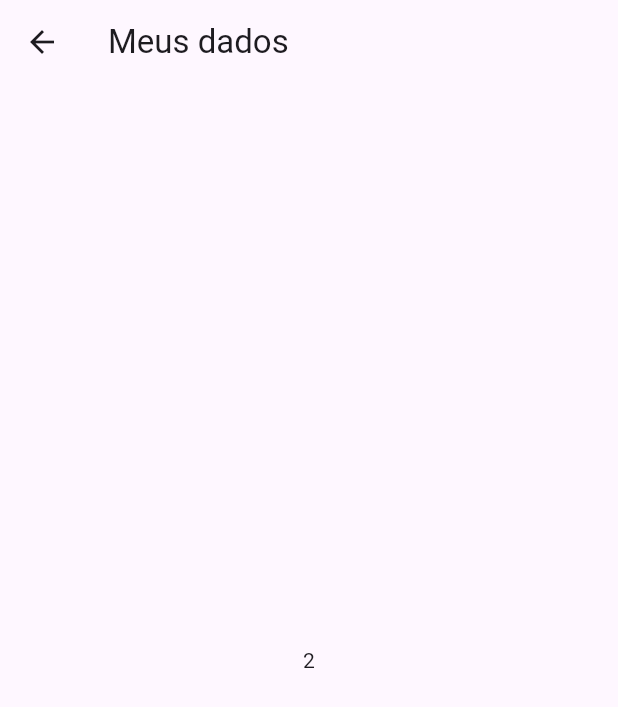
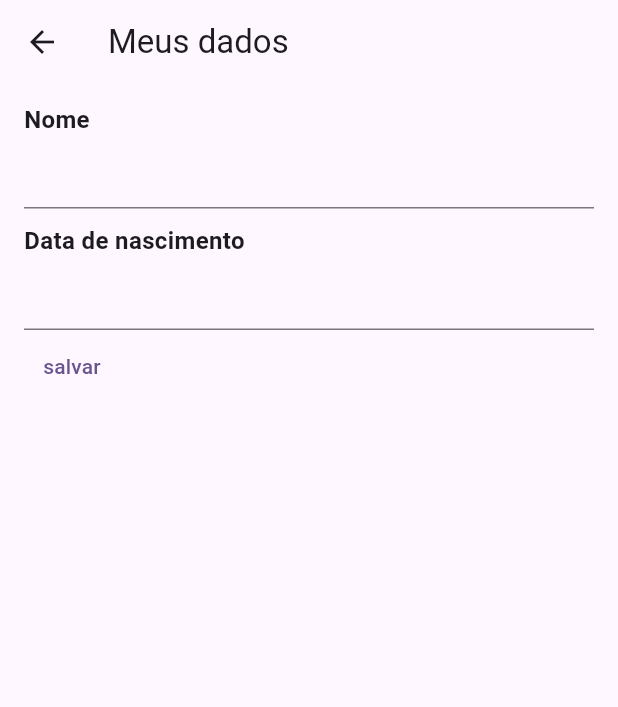
Before and after one commit to LuaDlc/login_app, a Flutter app: the HomePage screen opened directly, in the side drawer, after a tap on "Dados", on a phone screen of 412 x 824 dp. Shown: the top 707 px of the screen. Run offline on Flutter 3.47's test engine with Material 2 defaults, Android fonts, the phone set to English and light mode, and no system bars; network calls fail.

Commit message:
conhecendo datePicker

```diff
--- a/lib/pages/dados_cadastrais.dart
+++ b/lib/pages/dados_cadastrais.dart
@@ -1,23 +1,68 @@
 // ignore_for_file: public_member_api_docs, sort_constructors_first
 import 'package:flutter/material.dart';
+import 'package:login_app/shared/widgets/text_label.dart';
 
-class DadosCadastrais extends StatelessWidget {
+class DadosCadastrais extends StatefulWidget {
   const DadosCadastrais({
     Key? key,
-    required this.texto,
-    required this.dados,
   }) : super(key: key);
-  final String texto;
-  final List<String>? dados;
+
+  @override
+  State<DadosCadastrais> createState() => _DadosCadastraisState();
+}
+
+class _DadosCadastraisState extends State<DadosCadastrais> {
+  var nomeController = TextEditingController(text: "");
+  var dataNascimentoController = TextEditingController(text: "");
+
+  DateTime? dataNascimento;
 
   @override
   Widget build(BuildContext context) {
     return Scaffold(
       appBar: AppBar(
-        title: Text(texto),
+        title: const Text("Meus dados"),
       ),
-      body: Center(
-        child: Text(dados!.length.toString()),
+      body: Padding(
+        padding: const EdgeInsets.symmetric(vertical: 12, horizontal: 16),
+        child: Column(
+          crossAxisAlignment: CrossAxisAlignment.start,
+          children: [
+            const TextLabel(texto: "Nome"),
+            TextField(
+              controller: nomeController,
+            ),
+            const SizedBox(
+              height: 10,
+            ),
+            const TextLabel(texto: "Data de nascimento"),
+            TextField(
+              readOnly: true,
+              controller: dataNascimentoController,
+              onTap: () async {
+                var data = await showDatePicker(
+                  context: context,
+                  initialDate: DateTime(2000, 1,
+                      1), //initial e lastDate funcionam como limitadores de datas
+                  firstDate: DateTime(1900, 5, 20),
+                  lastDate: DateTime(2023, 10, 23),
+                );
+                if (data != null) {
+                  dataNascimentoController.text = data
+                      .toString(); //se a data nao for nula, passa a data selecionada para o textField
+                  dataNascimento = data; //recebe o valor da data
+                }
+                print(data);
+              },
+            ),
+            TextButton(
+                onPressed: () {
+                  print(nomeController.text);
+                  print(dataNascimento);
+                },
+                child: Text("salvar"))
+          ],
+        ),
       ),
     );
   }
--- a/lib/pages/home_page.dart
+++ b/lib/pages/home_page.dart
@@ -36,10 +36,7 @@ class _HomePageState extends State<HomePage> {
                     Navigator.push(
                       context,
                       MaterialPageRoute(
-                        builder: (context) => const DadosCadastrais(
-                          texto: 'Meus dados',
-                          dados: ['name', 'endereco'],
-                        ),
+                        builder: (context) => DadosCadastrais(),
                       ),
                     );
                   },
--- /dev/null
+++ b/lib/shared/widgets/text_label.dart
@@ -0,0 +1,17 @@
+// ignore_for_file: public_member_api_docs, sort_constructors_first
+import 'package:flutter/material.dart';
+
+class TextLabel extends StatelessWidget {
+  const TextLabel({
+    Key? key,
+    required this.texto,
+  }) : super(key: key);
+  final String texto;
+  @override
+  Widget build(BuildContext context) {
+    return Text(
+      texto,
+      style: const TextStyle(fontSize: 16, fontWeight: FontWeight.w700),
+    );
+  }
+}
```
